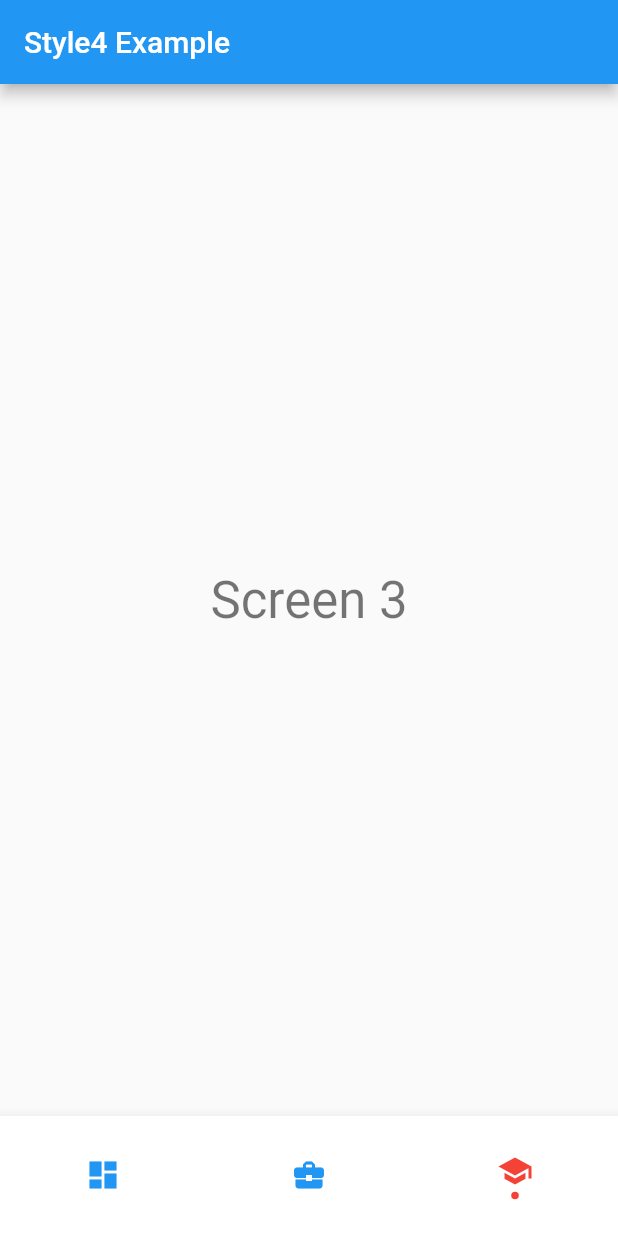
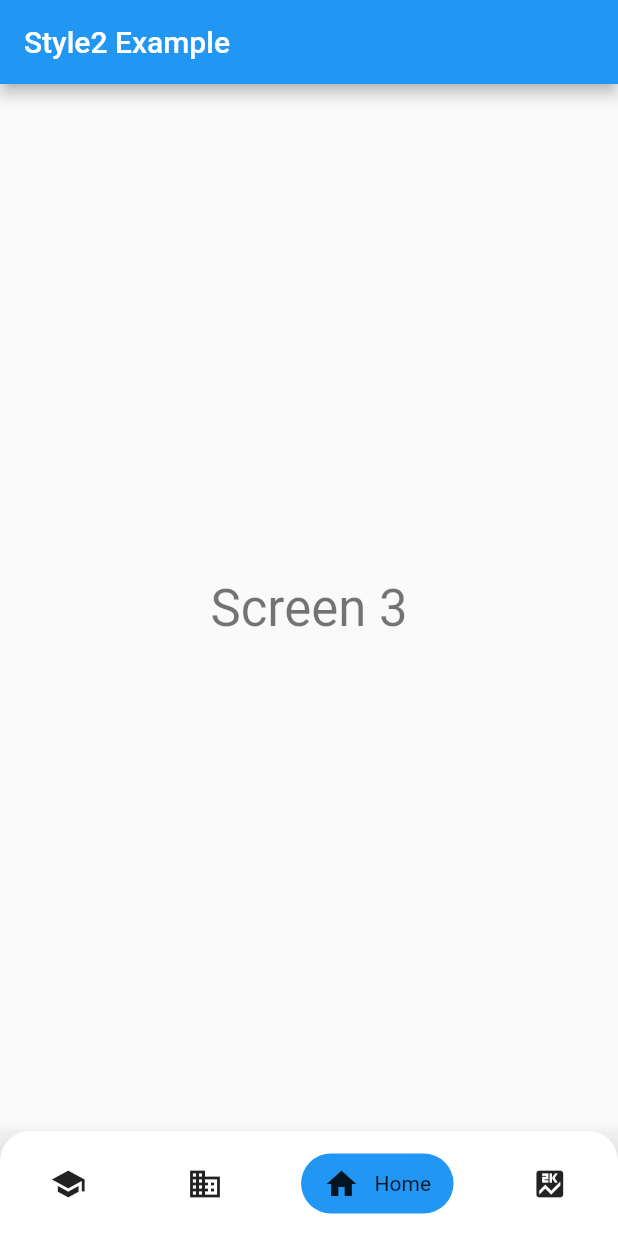
Before and after one commit to timilehinjegede/styled_navigation_bar, a Flutter app: the screen it shows after launch, item 3 of the bottom bar chosen, on a phone screen of 412 x 824 dp. Run offline on Flutter 3.47's test engine with Material 2 defaults, Android fonts, the phone set to English and light mode, and no system bars.

Commit message:
local changes

```diff
--- a/example/lib/main.dart
+++ b/example/lib/main.dart
@@ -1,6 +1,4 @@
-import 'package:example/styles_examples/style1_example.dart';
 import 'package:example/styles_examples/style2_example.dart';
-import 'package:example/styles_examples/style4_example.dart';
 import 'package:flutter/material.dart';
 import 'package:stylednavigationbar/stylednavigationbar.dart';
 
@@ -30,8 +28,8 @@ class MyApp extends StatelessWidget {
         // closer together (more dense) than on mobile platforms.
         visualDensity: VisualDensity.adaptivePlatformDensity,
       ),
-      home: Style4Example(
-        title: 'Style4 Example',
+      home: Style2Example(
+        title: 'Style2 Example',
       ),
     );
   }
```
